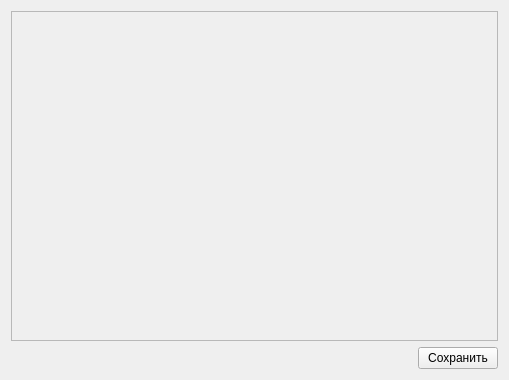
Qt form src/therapeutist/examinationeditwidget.ui (megakoko/m-system) before a commit.
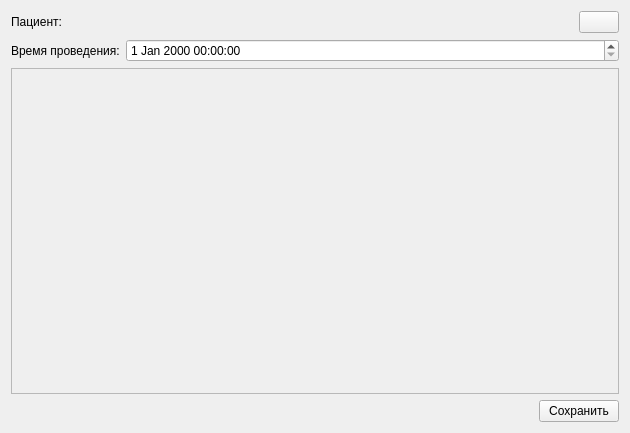
The same form after that commit. Icons and pictures are not drawn.

What changed in the file:
```diff
--- a/src/therapeutist/examinationeditwidget.ui
+++ b/src/therapeutist/examinationeditwidget.ui
@@ -6,14 +6,63 @@
    <rect>
     <x>0</x>
     <y>0</y>
-    <width>509</width>
-    <height>380</height>
+    <width>630</width>
+    <height>433</height>
    </rect>
   </property>
   <property name="windowTitle">
    <string>Form</string>
   </property>
   <layout class="QVBoxLayout" name="verticalLayout">
+   <item>
+    <layout class="QFormLayout" name="formLayout">
+     <item row="0" column="0">
+      <widget class="QLabel" name="label">
+       <property name="text">
+        <string>Пациент:</string>
+       </property>
+      </widget>
+     </item>
+     <item row="0" column="1">
+      <layout class="QHBoxLayout" name="horizontalLayout_2">
+       <item>
+        <widget class="QLabel" name="m_patientName">
+         <property name="text">
+          <string/>
+         </property>
+        </widget>
+       </item>
+       <item>
+        <widget class="QPushButton" name="m_choosePatient">
+         <property name="sizePolicy">
+          <sizepolicy hsizetype="Maximum" vsizetype="Fixed">
+           <horstretch>0</horstretch>
+           <verstretch>0</verstretch>
+          </sizepolicy>
+         </property>
+         <property name="text">
+          <string/>
+         </property>
+         <property name="icon">
+          <iconset resource="../resources/resources.qrc">
+           <normaloff>:/edit.png</normaloff>:/edit.png</iconset>
+         </property>
+        </widget>
+       </item>
+      </layout>
+     </item>
+     <item row="1" column="0">
+      <widget class="QLabel" name="label_3">
+       <property name="text">
+        <string>Время проведения:</string>
+       </property>
+      </widget>
+     </item>
+     <item row="1" column="1">
+      <widget class="QDateTimeEdit" name="m_examDate"/>
+     </item>
+    </layout>
+   </item>
    <item>
     <widget class="QScrollArea" name="m_scrollArea">
      <property name="widgetResizable">
@@ -24,8 +73,8 @@
        <rect>
         <x>0</x>
         <y>0</y>
-        <width>489</width>
-        <height>323</height>
+        <width>610</width>
+        <height>297</height>
        </rect>
       </property>
       <layout class="QVBoxLayout" name="verticalLayout_3">
```
Left out of the diff: 4 changed lines with no effect on the pictures.
